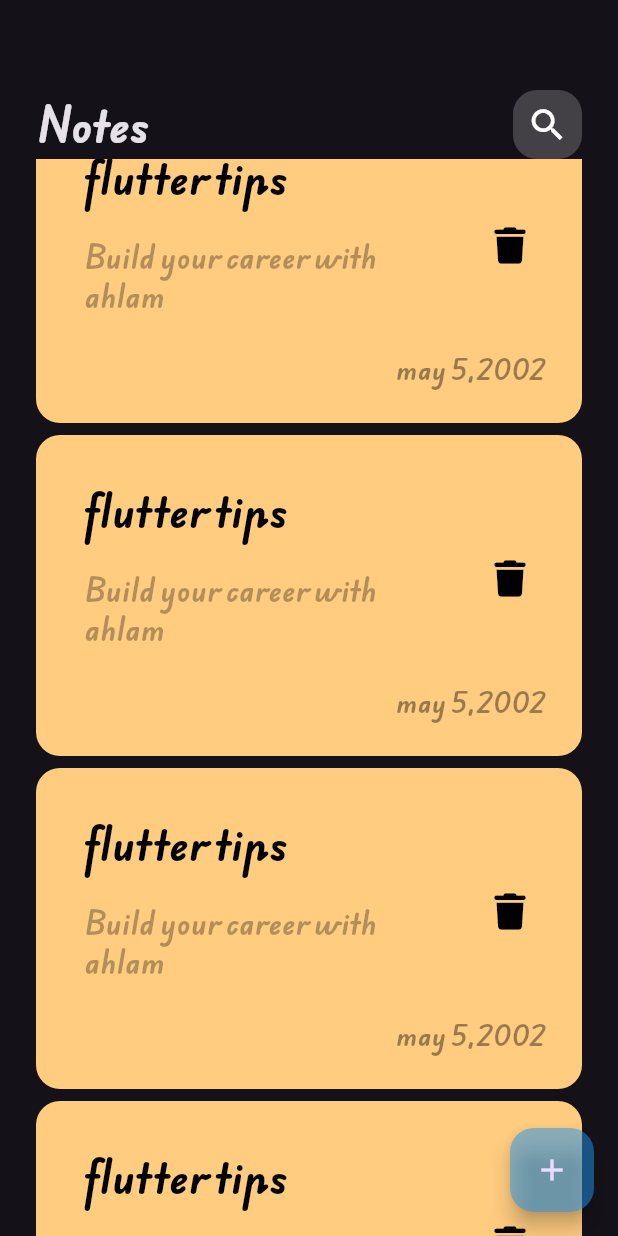
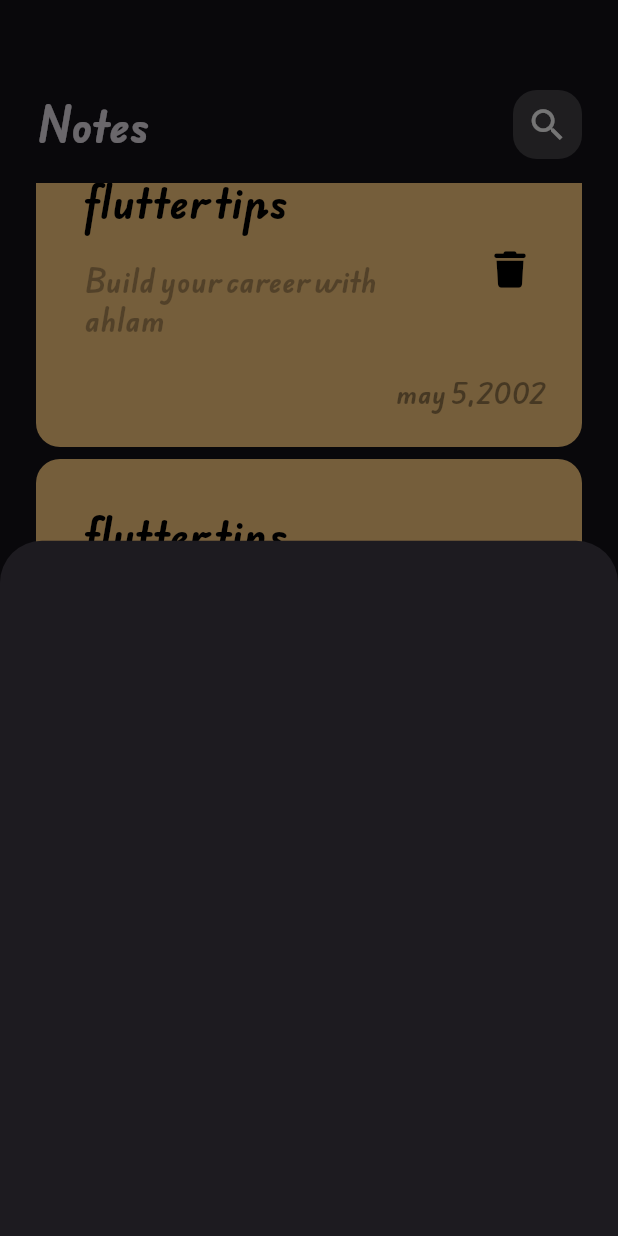
Before and after one commit to Ahlamgomaa/notes_app, a Flutter app: the screen it shows after launch, scrolled down 1152 dp, after a tap on the "add" icon, on a phone screen of 412 x 824 dp. Run offline on Flutter 3.47's test engine with Material 3 defaults, Android fonts, the phone set to English and light mode, and no system bars; our stand-ins replace font_awesome_flutter.

Commit message:
show model bottom sheet

```diff
--- a/lib/views/notes_view.dart
+++ b/lib/views/notes_view.dart
@@ -1,4 +1,5 @@
 import 'package:flutter/material.dart';
+import 'package:notes_app/widgets/custom_add_note_sheet.dart';
 
 import 'package:notes_app/widgets/custom_notes_body.dart';
 
@@ -9,7 +10,13 @@ class NotesView extends StatelessWidget {
     return Scaffold(
       floatingActionButton: FloatingActionButton(
         backgroundColor: Colors.blue.withOpacity(.5),
-        onPressed: () {},
+        onPressed: () {
+          showModalBottomSheet(
+              context: context,
+              builder: (context) {
+                return const AddNoteSheet();
+              });
+        },
         child: const Icon(
           Icons.add,
         ),
--- /dev/null
+++ b/lib/widgets/custom_add_note_sheet.dart
@@ -0,0 +1,10 @@
+import 'package:flutter/material.dart';
+
+class AddNoteSheet extends StatelessWidget {
+  const AddNoteSheet({super.key});
+
+  @override
+  Widget build(BuildContext context) {
+    return Container();
+  }
+}
--- a/lib/widgets/custom_notes_list_view.dart
+++ b/lib/widgets/custom_notes_list_view.dart
@@ -6,11 +6,17 @@ class NotesListView extends StatelessWidget {
 
   @override
   Widget build(BuildContext context) {
-    return ListView.builder(itemBuilder: (context, index) {
-      return const Padding(
-        padding: EdgeInsets.symmetric(vertical: 4),
-        child: NoteItem(),
-      );
-    });
+    return Padding(
+      padding: const EdgeInsets.symmetric(vertical: 16),
+      child: ListView.builder(
+        padding: EdgeInsets.zero,
+        itemBuilder: (context, index) {
+
+        return const Padding(
+          padding: EdgeInsets.symmetric(vertical: 4),
+          child: NoteItem(),
+        );
+      }),
+    );
   }
 }
```
